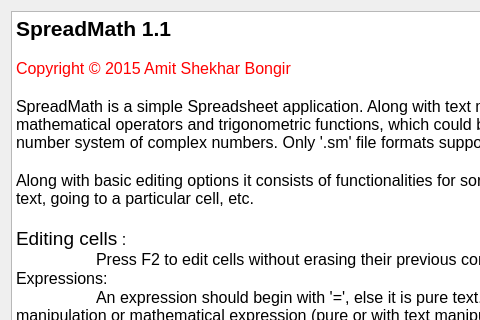
First picture: the form in src/gui/manualdialog.ui, repository abcoep/SpreadMath, before the edit; both pictures show x 0 to 480 and y 0 to 320 of the 769 by 611 pixel window.
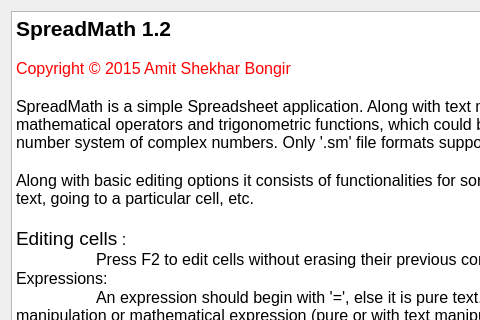
Second picture: the form after the edit. Icons and pictures are not drawn.

Diff of the .ui file:
```diff
--- a/src/gui/manualdialog.ui
+++ b/src/gui/manualdialog.ui
@@ -28,7 +28,7 @@
 &lt;html&gt;&lt;head&gt;&lt;meta name=&quot;qrichtext&quot; content=&quot;1&quot; /&gt;&lt;style type=&quot;text/css&quot;&gt;
 p, li { white-space: pre-wrap; }
 &lt;/style&gt;&lt;/head&gt;&lt;body style=&quot; font-family:'Ubuntu'; font-size:11pt; font-weight:400; font-style:normal;&quot;&gt;
-&lt;p style=&quot; margin-top:0px; margin-bottom:0px; margin-left:0px; margin-right:0px; -qt-block-indent:0; text-indent:0px;&quot;&gt;&lt;span style=&quot; font-size:16pt; font-weight:600;&quot;&gt;SpreadMath 1.1&lt;/span&gt;&lt;/p&gt;
+&lt;p style=&quot; margin-top:0px; margin-bottom:0px; margin-left:0px; margin-right:0px; -qt-block-indent:0; text-indent:0px;&quot;&gt;&lt;span style=&quot; font-size:16pt; font-weight:600;&quot;&gt;SpreadMath 1.2&lt;/span&gt;&lt;/p&gt;
 &lt;p style=&quot;-qt-paragraph-type:empty; margin-top:0px; margin-bottom:0px; margin-left:0px; margin-right:0px; -qt-block-indent:0; text-indent:0px;&quot;&gt;&lt;br /&gt;&lt;/p&gt;
 &lt;p style=&quot; margin-top:0px; margin-bottom:0px; margin-left:0px; margin-right:0px; -qt-block-indent:0; text-indent:0px;&quot;&gt;&lt;span style=&quot; font-size:12pt; color:#ff0000;&quot;&gt;Copyright © 2015 Amit Shekhar Bongir&lt;/span&gt;&lt;/p&gt;
 &lt;p style=&quot;-qt-paragraph-type:empty; margin-top:0px; margin-bottom:0px; margin-left:0px; margin-right:0px; -qt-block-indent:0; text-indent:0px; font-size:12pt;&quot;&gt;&lt;br /&gt;&lt;/p&gt;
```
Left out of the diff: 4 changed lines with no effect on the pictures.
